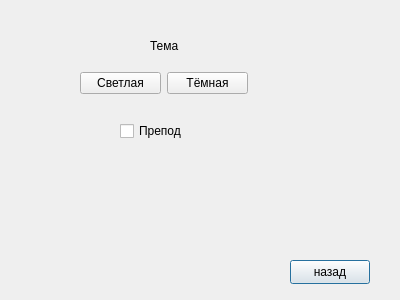
Above: hackathon-2023/settings.ui from robilkot/BSUIR-hackathon-2023 before the change. Below: the same form after it.
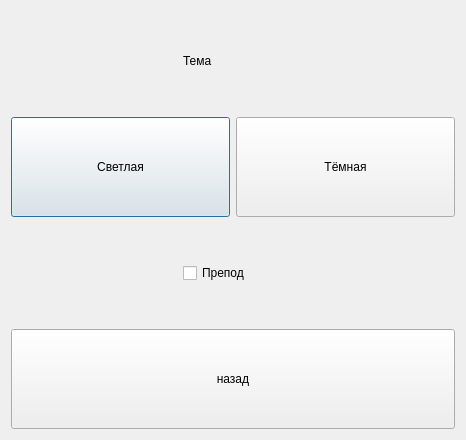
That is the form after the change.

Commit message: Дописал масштабирование по главному окну

Diff of the .ui file:
```diff
--- a/hackathon-2023/settings.ui
+++ b/hackathon-2023/settings.ui
@@ -6,64 +6,67 @@
    <rect>
     <x>0</x>
     <y>0</y>
-    <width>400</width>
-    <height>300</height>
+    <width>466</width>
+    <height>377</height>
    </rect>
   </property>
   <property name="windowTitle">
    <string>Dialog</string>
   </property>
-  <widget class="QPushButton" name="pushButton">
-   <property name="geometry">
-    <rect>
-     <x>290</x>
-     <y>260</y>
-     <width>80</width>
-     <height>24</height>
-    </rect>
-   </property>
-   <property name="text">
-    <string>назад</string>
-   </property>
-  </widget>
+  <layout class="QVBoxLayout" name="verticalLayout_3">
+   <item>
+    <layout class="QHBoxLayout" name="horizontalLayout_3">
+     <item>
+      <spacer name="horizontalSpacer">
+       <property name="orientation">
+        <enum>Qt::Horizontal</enum>
+       </property>
+       <property name="sizeHint" stdset="0">
+        <size>
+         <width>40</width>
+         <height>20</height>
+        </size>
+       </property>
+      </spacer>
+     </item>
+     <item>
   <widget class="QLabel" name="label">
-   <property name="geometry">
-    <rect>
-     <x>150</x>
-     <y>30</y>
-     <width>31</width>
-     <height>31</height>
-    </rect>
+       <property name="minimumSize">
+        <size>
+         <width>100</width>
+         <height>100</height>
+        </size>
    </property>
    <property name="text">
     <string>Тема</string>
    </property>
   </widget>
-  <widget class="QCheckBox" name="checkBox">
-   <property name="geometry">
-    <rect>
-     <x>120</x>
-     <y>120</y>
-     <width>77</width>
-     <height>22</height>
-    </rect>
-   </property>
-   <property name="text">
-    <string>Препод</string>
-   </property>
-  </widget>
-  <widget class="QWidget" name="">
-   <property name="geometry">
-    <rect>
-     <x>80</x>
-     <y>70</y>
-     <width>168</width>
-     <height>26</height>
-    </rect>
-   </property>
+     </item>
+     <item>
+      <spacer name="horizontalSpacer_2">
+       <property name="orientation">
+        <enum>Qt::Horizontal</enum>
+       </property>
+       <property name="sizeHint" stdset="0">
+        <size>
+         <width>40</width>
+         <height>20</height>
+        </size>
+       </property>
+      </spacer>
+     </item>
+    </layout>
+   </item>
+   <item>
    <layout class="QHBoxLayout" name="horizontalLayout">
     <item>
      <widget class="QPushButton" name="pushButton_3">
+       <property name="minimumSize">
+        <size>
+         <width>100</width>
+         <height>100</height>
+        </size>
+       </property>
       <property name="text">
        <string>Светлая</string>
       </property>
@@ -71,13 +74,102 @@
     </item>
     <item>
      <widget class="QPushButton" name="pushButton_2">
+       <property name="minimumSize">
+        <size>
+         <width>100</width>
+         <height>100</height>
+        </size>
+       </property>
       <property name="text">
        <string>Тёмная</string>
       </property>
      </widget>
     </item>
    </layout>
-  </widget>
+   </item>
+   <item>
+    <spacer name="verticalSpacer">
+     <property name="orientation">
+      <enum>Qt::Vertical</enum>
+     </property>
+     <property name="sizeHint" stdset="0">
+      <size>
+       <width>20</width>
+       <height>40</height>
+      </size>
+     </property>
+    </spacer>
+   </item>
+   <item>
+    <layout class="QHBoxLayout" name="horizontalLayout_4">
+     <item>
+      <spacer name="horizontalSpacer_3">
+       <property name="orientation">
+        <enum>Qt::Horizontal</enum>
+       </property>
+       <property name="sizeHint" stdset="0">
+        <size>
+         <width>40</width>
+         <height>20</height>
+        </size>
+       </property>
+      </spacer>
+     </item>
+     <item>
+      <widget class="QCheckBox" name="checkBox">
+       <property name="minimumSize">
+        <size>
+         <width>100</width>
+         <height>100</height>
+        </size>
+       </property>
+       <property name="text">
+        <string>Препод</string>
+       </property>
+      </widget>
+     </item>
+     <item>
+      <spacer name="horizontalSpacer_4">
+       <property name="orientation">
+        <enum>Qt::Horizontal</enum>
+       </property>
+       <property name="sizeHint" stdset="0">
+        <size>
+         <width>40</width>
+         <height>20</height>
+        </size>
+       </property>
+      </spacer>
+     </item>
+    </layout>
+   </item>
+   <item>
+    <spacer name="verticalSpacer_2">
+     <property name="orientation">
+      <enum>Qt::Vertical</enum>
+     </property>
+     <property name="sizeHint" stdset="0">
+      <size>
+       <width>20</width>
+       <height>40</height>
+      </size>
+     </property>
+    </spacer>
+   </item>
+   <item>
+    <widget class="QPushButton" name="pushButton">
+     <property name="minimumSize">
+      <size>
+       <width>100</width>
+       <height>100</height>
+      </size>
+     </property>
+     <property name="text">
+      <string>назад</string>
+     </property>
+    </widget>
+   </item>
+  </layout>
  </widget>
  <resources/>
  <connections/>
```
Lines whose indentation alone changed are shown as unchanged. The commit also changes 6 other files.
